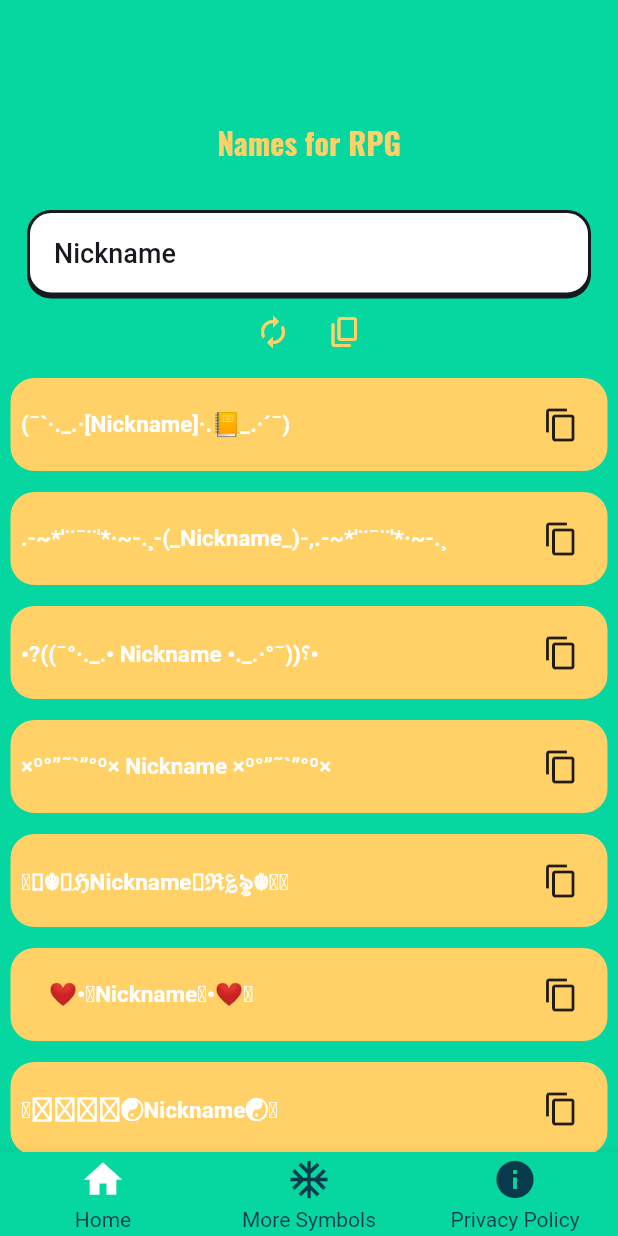
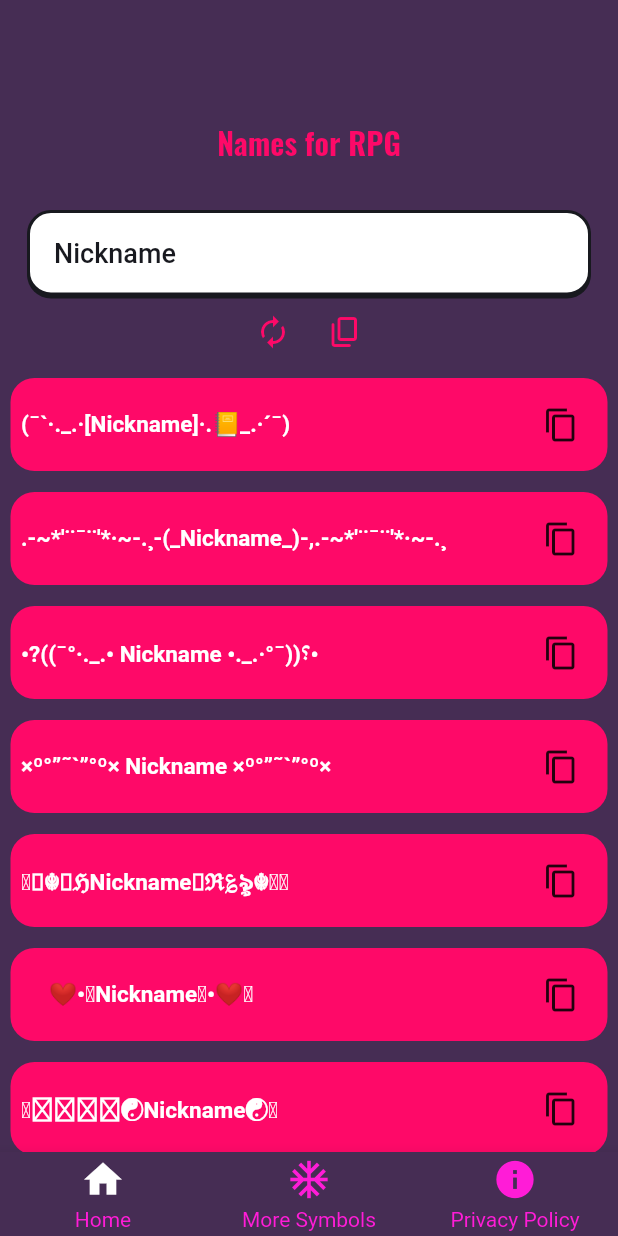
Before and after one commit to Blast06/nickname_generator, a Flutter app: the HomePage screen opened directly, on a phone screen of 412 x 824 dp. Run offline on Flutter 3.47's test engine with Material 2 defaults, Android fonts, the phone set to English and light mode, and no system bars; drawn by our look-alikes of custom_navigation_bar; our stand-ins replace basic_utils, device_preview, faker, firebase_core, firebase_crashlytics, flutter_markdown and 8 more; missing offline and left inert: dart:ffi; accounts and stored records are empty; statements that could not run were skipped.

Commit message:
changed apps color

```diff
--- a/lib/utils/apptheme.dart
+++ b/lib/utils/apptheme.dart
@@ -2,10 +2,12 @@ import 'package:flutter/material.dart';
 import 'package:generator/utils/colors.dart';
 
 final ThemeData appThemeData = ThemeData(
-  primaryColor: Color(0xff06D6A0),
-  accentColor: Color(0xffFFD166),
-  splashColor: Color(0xffEF476F),
-  highlightColor: Color(0xff073B4C),
+  primaryColor: Color(0xff462d54),
+  accentColor: Color(0xfffe0968),
+  splashColor: Color(0xffdff1ff),
+  highlightColor: Color(0xffff1cd7),
+  backgroundColor: Color(0xff462d54),
+  appBarTheme: AppBarTheme(backgroundColor: Color(0xff7d6889)),
 //   fontFamily: GoogleFonts.lato().fontFamily,
   textTheme: TextTheme(
     headline1: TextStyle(fontSize: 72.0, fontWeight: FontWeight.bold),
```
